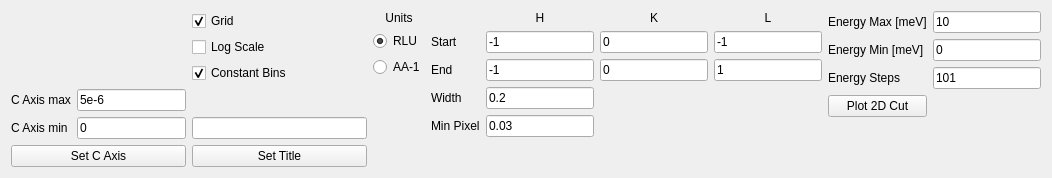
Before: the Qt Designer form src/main/resources/base/Views/QELine.ui in MJOLNIRPackage/MJOLNIR-GUI, drawn with Qt 5.
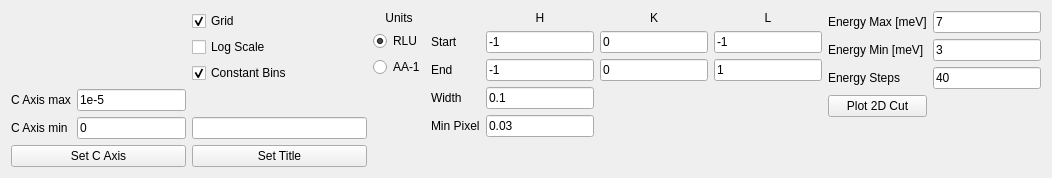
After: the same form once the commit is applied.

Patch:
```diff
--- a/src/main/resources/base/Views/QELine.ui
+++ b/src/main/resources/base/Views/QELine.ui
@@ -30,7 +30,7 @@
          <item row="1" column="1">
           <widget class="QLineEdit" name="QELine_CAxisMax_lineEdit">
            <property name="text">
-            <string>5e-6</string>
+            <string>1e-5</string>
            </property>
           </widget>
          </item>
@@ -177,7 +177,7 @@
      <item row="4" column="1">
       <widget class="QLineEdit" name="QELine_Width_lineEdit">
        <property name="text">
-        <string>0.2</string>
+        <string>0.1</string>
        </property>
       </widget>
      </item>
@@ -315,7 +315,7 @@
      <item row="2" column="1">
       <widget class="QLineEdit" name="QELine_NPoints_lineEdit">
        <property name="text">
-        <string>101</string>
+        <string>40</string>
        </property>
       </widget>
      </item>
@@ -343,14 +343,14 @@
      <item row="0" column="1">
       <widget class="QLineEdit" name="QELine_EMax_lineEdit">
        <property name="text">
-        <string>10</string>
+        <string>7</string>
        </property>
       </widget>
      </item>
      <item row="1" column="1">
       <widget class="QLineEdit" name="QELine_EMin_lineEdit">
        <property name="text">
-        <string>0</string>
+        <string>3</string>
        </property>
       </widget>
      </item>
```
